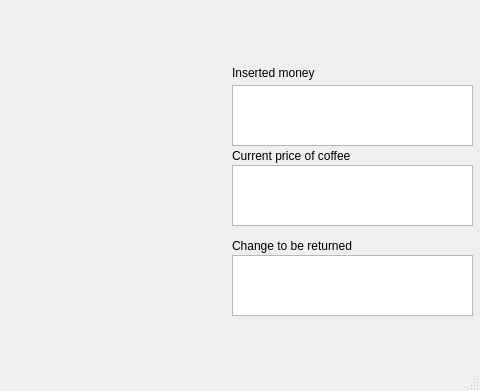
First picture: the form in qstatemachine-example/Example/mainwindow.ui, repository Taco-san/programeren-4, before the edit; both pictures show x 648 to 1128 and y 115 to 506 of the 1128 by 506 pixel window.
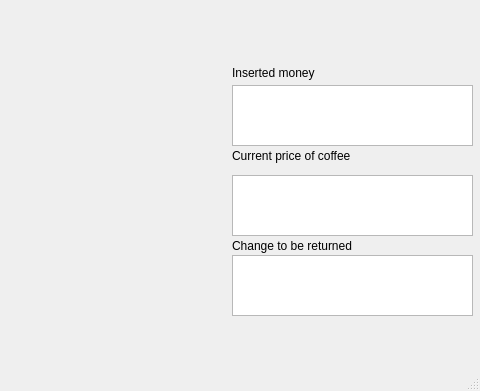
Second picture: the form after the edit.

What changed in the file:
```diff
--- a/qstatemachine-example/Example/mainwindow.ui
+++ b/qstatemachine-example/Example/mainwindow.ui
@@ -130,7 +130,7 @@
     <property name="geometry">
      <rect>
       <x>880</x>
-      <y>200</y>
+      <y>290</y>
       <width>241</width>
       <height>61</height>
      </rect>
@@ -140,7 +140,7 @@
     <property name="geometry">
      <rect>
       <x>880</x>
-      <y>280</y>
+      <y>200</y>
       <width>241</width>
       <height>61</height>
      </rect>
```
